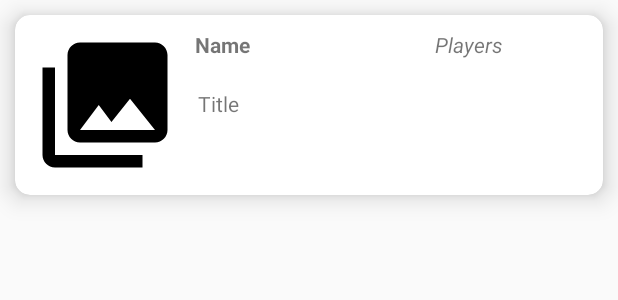
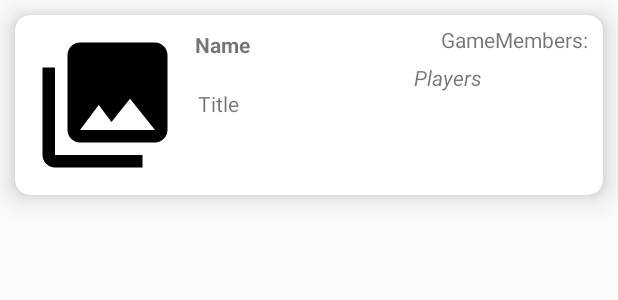
Before and after one commit to sankee205/BoardMaster, an Android app: the layout list_game_layout.xml on its own in the app's theme, with its tools: preview values and no code run, on a phone screen of 412 x 824 dp. Shown: the top 300 px of the screen. Run offline under Robolectric (Android 15) with nearby library versions, the phone set to English and light mode, and no system bars.

Commit message:
fix layouts
added members text

```diff
--- a/app/src/main/java/com/example/boardmaster/JoinBottomDialogFragment.java
+++ b/app/src/main/java/com/example/boardmaster/JoinBottomDialogFragment.java
@@ -22,7 +22,7 @@ import retrofit2.Response;
 public class JoinBottomDialogFragment extends BottomSheetDialogFragment {
     private JsonPlaceHolderApi api = ApiClient.getClient().create(JsonPlaceHolderApi.class);
     private CurrentUser currentUser = CurrentUser.getInstance();
-    private TextView mGame, mPlayers, mTitle, mDescription;
+    private TextView mGame, mPlayers, mTitle, mDescription, mGameMembers;
     private Button mBuyButton;
 
     private String id;
@@ -45,11 +45,13 @@ public class JoinBottomDialogFragment extends BottomSheetDialogFragment {
         mPlayers = view.findViewById(R.id.popUpGamePlayers);
         mDescription = view.findViewById(R.id.popUpGameDescription);
         mBuyButton = view.findViewById(R.id.joinButton);
+        mGameMembers = view.findViewById(R.id.popUpGamePlayerText);
 
         mGame.setText(game);
         mTitle.setText(title);
         mDescription.setText(description);
         mPlayers.setText(players);
+        mGameMembers.setText("GameMembers: ");
 
         if(CurrentUser.getInstance().isUserLogedIn()){
             if (players.contains(CurrentUser.getInstance().getUser().getUsername())){
--- a/app/src/main/res/layout/list_game_layout.xml
+++ b/app/src/main/res/layout/list_game_layout.xml
@@ -27,11 +27,12 @@
 
         <TextView
             android:id="@+id/listGamePlayers"
-            android:layout_width="102dp"
-            android:layout_height="99dp"
+            android:layout_width="116dp"
+            android:layout_height="77dp"
+            android:layout_alignParentTop="true"
             android:layout_alignParentEnd="true"
             android:layout_alignParentRight="true"
-            android:layout_marginTop="10dp"
+            android:layout_marginTop="32dp"
             android:layout_marginEnd="10dp"
             android:layout_marginRight="10dp"
             android:text="Players"
@@ -49,7 +50,7 @@
 
         <TextView
             android:id="@+id/listGameTitle"
-            android:layout_width="146dp"
+            android:layout_width="144dp"
             android:layout_height="60dp"
             android:layout_below="@+id/listGameName"
             android:layout_alignParentEnd="true"
@@ -57,11 +58,27 @@
             android:layout_marginStart="12dp"
             android:layout_marginLeft="12dp"
             android:layout_marginTop="20dp"
-            android:layout_marginEnd="124dp"
-            android:layout_marginRight="124dp"
+            android:layout_marginEnd="126dp"
+            android:layout_marginRight="126dp"
             android:layout_toEndOf="@+id/listGameImage"
             android:layout_toRightOf="@+id/listGameImage"
             android:text="Title" />
 
+        <TextView
+            android:id="@+id/listGameMembers"
+            android:layout_width="102dp"
+            android:layout_height="wrap_content"
+            android:layout_alignBottom="@+id/listGamePlayers"
+            android:layout_alignParentEnd="true"
+            android:layout_alignParentRight="true"
+            android:layout_marginStart="174dp"
+            android:layout_marginLeft="174dp"
+            android:layout_marginEnd="7dp"
+            android:layout_marginRight="7dp"
+            android:layout_marginBottom="83dp"
+            android:layout_toEndOf="@+id/listGameImage"
+            android:layout_toRightOf="@+id/listGameImage"
+            android:text="GameMembers:" />
+
     </RelativeLayout>
 </androidx.cardview.widget.CardView>
```
Also changed, not shown: app/src/main/res/layout/fragment_join_game.xml (+16 -2 lines).
